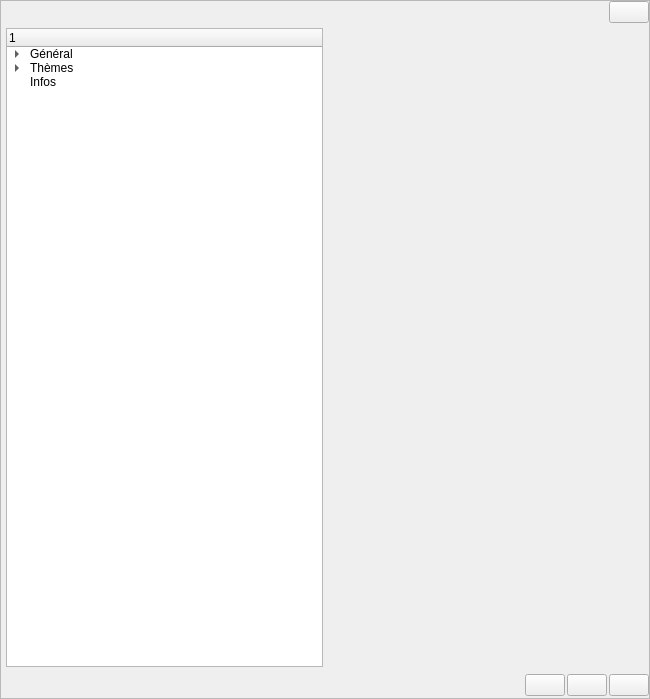
The window that src/gui/dlg.ui (LaM0uette/PySide6_Blank_Project_demo) describes before a commit, drawn with Qt 5.
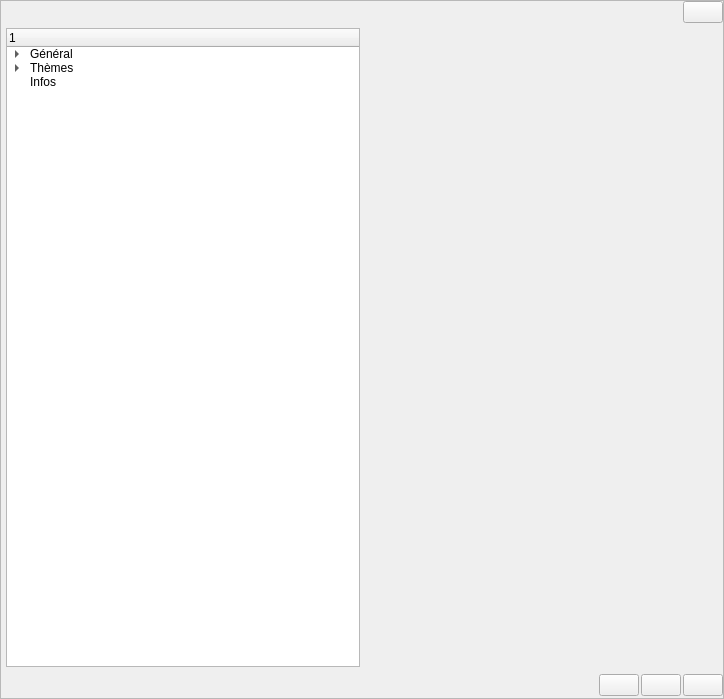
The same window after the commit. The open tabs and pages were chosen to show the change.

What changed in the file:
```diff
--- a/src/gui/dlg.ui
+++ b/src/gui/dlg.ui
@@ -6,7 +6,7 @@
    <rect>
     <x>0</x>
     <y>0</y>
-    <width>650</width>
+    <width>724</width>
     <height>699</height>
    </rect>
   </property>
@@ -470,7 +470,76 @@
               <widget class="QWidget" name="pg_opt_cur"/>
               <widget class="QWidget" name="pg_opt_themes"/>
               <widget class="QWidget" name="pg_opt_tcolors"/>
-              <widget class="QWidget" name="pg_opt_infos"/>
+              <widget class="QWidget" name="pg_opt_infos">
+               <layout class="QVBoxLayout" name="vlay_pg_opt_infos">
+                <property name="spacing">
+                 <number>30</number>
+                </property>
+                <property name="leftMargin">
+                 <number>10</number>
+                </property>
+                <property name="topMargin">
+                 <number>10</number>
+                </property>
+                <property name="rightMargin">
+                 <number>10</number>
+                </property>
+                <property name="bottomMargin">
+                 <number>10</number>
+                </property>
+                <item>
+                 <spacer name="verticalSpacer_4">
+                  <property name="orientation">
+                   <enum>Qt::Vertical</enum>
+                  </property>
+                  <property name="sizeHint" stdset="0">
+                   <size>
+                    <width>20</width>
+                    <height>40</height>
+                   </size>
+                  </property>
+                 </spacer>
+                </item>
+                <item>
+                 <widget class="QLabel" name="lb_opt_info_nom"/>
+                </item>
+                <item>
+                 <spacer name="verticalSpacer_5">
+                  <property name="orientation">
+                   <enum>Qt::Vertical</enum>
+                  </property>
+                  <property name="sizeType">
+                   <enum>QSizePolicy::Fixed</enum>
+                  </property>
+                  <property name="sizeHint" stdset="0">
+                   <size>
+                    <width>20</width>
+                    <height>40</height>
+                   </size>
+                  </property>
+                 </spacer>
+                </item>
+                <item>
+                 <widget class="QLabel" name="lb_opt_info_desc"/>
+                </item>
+                <item>
+                 <widget class="QLabel" name="lb_opt_info_auteur"/>
+                </item>
+                <item>
+                 <spacer name="verticalSpacer_3">
+                  <property name="orientation">
+                   <enum>Qt::Vertical</enum>
+                  </property>
+                  <property name="sizeHint" stdset="0">
+                   <size>
+                    <width>20</width>
+                    <height>40</height>
+                   </size>
+                  </property>
+                 </spacer>
+                </item>
+               </layout>
+              </widget>
              </widget>
             </item>
            </layout>
```
